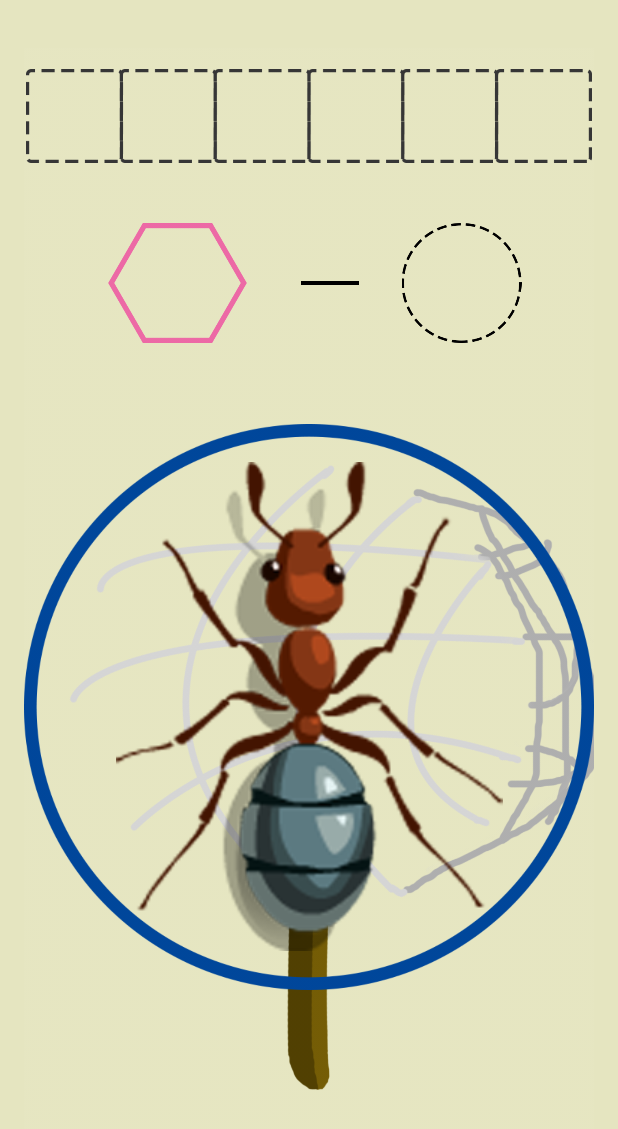
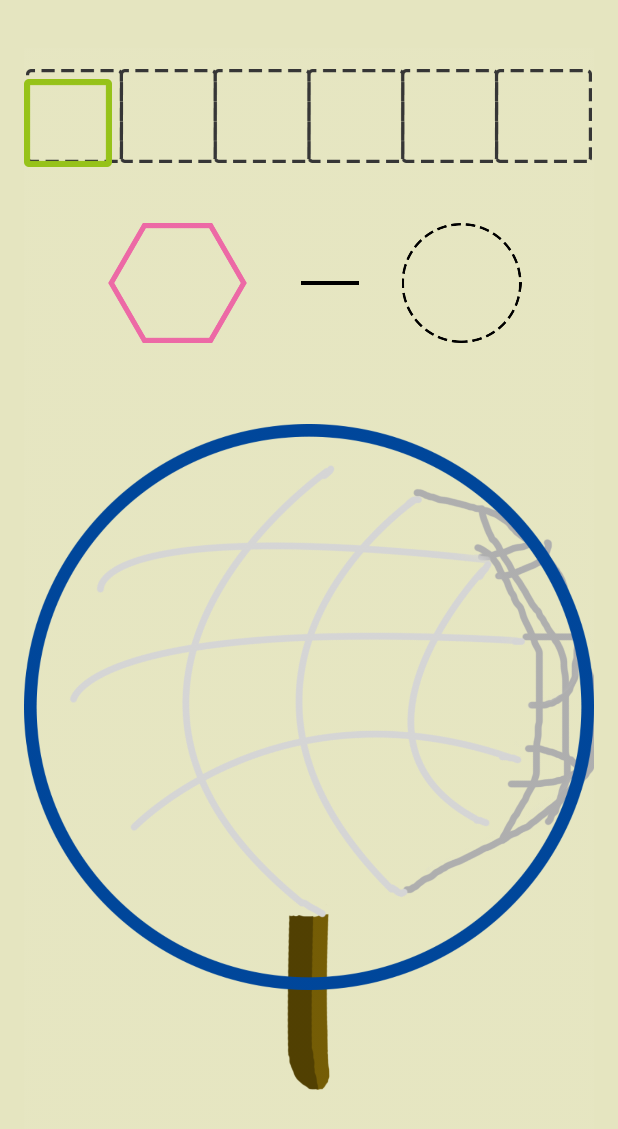
Before and after one commit to moabe/AlfombraApplique, an Android app: the MainActivity screen opened directly, with no data from a screen before it, on a phone screen of 412 x 824 dp. Shown: the top 1129 px of the screen. Run offline under Robolectric (Android 15) with nearby library versions, the light colour scheme and no system bars; 2 statements that could not run were skipped.

Commit message:
baby-steps

```diff
--- a/app/src/main/java/com/example/moabergsmark/alfombraapplique/MainActivity.java
+++ b/app/src/main/java/com/example/moabergsmark/alfombraapplique/MainActivity.java
@@ -80,6 +80,9 @@
     private LinearLayout mBehaveSlots;
 
 
+    private ImageView mBugCircle;
+
+
 
 
     private String bugName ="";
@@ -110,6 +113,8 @@
 
     @Override
     protected void onCreate(Bundle savedInstanceState) {
+
+
 
 
 
@@ -161,6 +166,17 @@
         //mBehaveImage = (ImageView) findViewById(R.id.imageView2);
 
         mBehaveSlots = (LinearLayout) findViewById(R.id.behave_slot);
+
+
+
+        mBugCircle = (ImageView) findViewById(R.id.bug_circle);
+
+
+        ImageView move;
+        move = new ImageView(getAppContext());
+        move.setImageResource(R.drawable.movementactive);
+        move.setAdjustViewBounds(true);
+        mBehaveSlots.addView(move);
 
 
 
@@ -391,12 +407,15 @@
                             break;
                         case "redBerry":
                             mBugImage.setImageResource(R.drawable.red);
+
                             addListenerOnButton();
                             bugName = result;
                             new HttpAsyncTask().execute(adress+"pre/" + pos + "?bug=" + bugName  + "&state=" + bugState );
                             break;
                         case "grass1":
                             mBugImage.setImageResource(R.drawable.grass1);
+                            mBugCircle.setImageResource(R.drawable.circelcatch);
+
                             addListenerOnButton();
                             bugName = result;
                             new HttpAsyncTask().execute(adress+"pre/" + pos + "?bug=" + bugName  + "&state=" + bugState );
@@ -515,7 +534,8 @@
 
                 mBugImage.setImageDrawable(null);
                 mBehaveSlots.removeAllViews();
-                mExplosionImage.setImageDrawable(null);
+                mBugCircle.setImageResource(R.drawable.circelmarked);
+                //mExplosionImage.setImageDrawable(null);
                 bugName = "";
                 explode = "";
                 behaviour.setLength(0);
--- a/app/src/main/res/layout/activity_main.xml
+++ b/app/src/main/res/layout/activity_main.xml
@@ -75,6 +75,7 @@
                 android:layout_gravity="center"
                 android:orientation="horizontal"
                 android:id="@+id/behave_slot">
+
 
             </LinearLayout>
         </FrameLayout>
@@ -182,8 +183,6 @@
                 android:background = "@drawable/button"
                 android:scaleType="centerInside"
                 android:layout_marginTop="25dp"
-                android:src="@drawable/ant"
-
                 />
 
             <ImageView
```
Also changed, not shown: app/src/main/res/drawable/circelcatch.png (added), app/src/main/res/drawable/movementactive.png (added).
